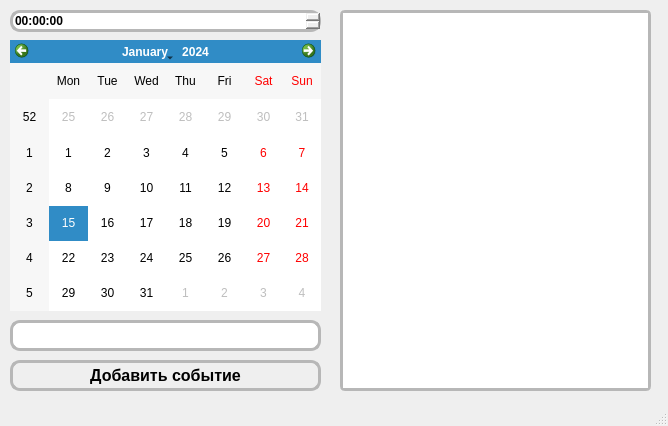
First picture: the form in SimplePlanner.ui, repository Kimiroshi/Cupol, before the edit.
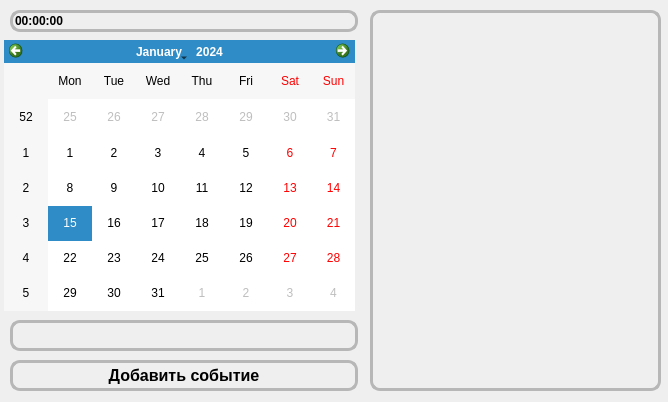
Second picture: the form after the edit.

The edit to the form file:
```diff
--- a/SimplePlanner.ui
+++ b/SimplePlanner.ui
@@ -7,7 +7,7 @@
     <x>0</x>
     <y>0</y>
     <width>668</width>
-    <height>426</height>
+    <height>402</height>
    </rect>
   </property>
   <property name="windowTitle">
@@ -17,9 +17,9 @@
    <widget class="QCalendarWidget" name="calendarWidget">
     <property name="geometry">
      <rect>
-      <x>10</x>
+      <x>4</x>
       <y>40</y>
-      <width>311</width>
+      <width>351</width>
       <height>271</height>
      </rect>
     </property>
@@ -32,7 +32,7 @@
      <rect>
       <x>10</x>
       <y>320</y>
-      <width>311</width>
+      <width>348</width>
       <height>31</height>
      </rect>
     </property>
@@ -44,7 +44,7 @@
      </font>
     </property>
     <property name="styleSheet">
-     <string notr="true">background: none;
+     <string notr="true">background: rgba(0, 0, 0, 0);
 border-radius: 10px;
 border: 3px solid #b7b7b7;
 </string>
@@ -58,7 +58,7 @@
      <rect>
       <x>10</x>
       <y>10</y>
-      <width>311</width>
+      <width>348</width>
       <height>22</height>
      </rect>
     </property>
@@ -69,7 +69,7 @@
      </font>
     </property>
     <property name="styleSheet">
-     <string notr="true">background: none;
+     <string notr="true">background: rgba(0, 0, 0, 0);
 border-radius: 10px;
 border: 3px solid #b7b7b7;
 </string>
@@ -80,7 +80,7 @@
      <rect>
       <x>10</x>
       <y>360</y>
-      <width>311</width>
+      <width>348</width>
       <height>31</height>
      </rect>
     </property>
@@ -108,21 +108,20 @@
    <widget class="QListWidget" name="eventList">
     <property name="geometry">
      <rect>
-      <x>340</x>
+      <x>370</x>
       <y>10</y>
-      <width>311</width>
+      <width>291</width>
       <height>381</height>
      </rect>
     </property>
     <property name="styleSheet">
-     <string notr="true">background: none;
-border-radius: 5px;
+     <string notr="true">background: rgba(0, 0, 0, 0);
+border-radius: 10px;
 border: 3px solid #b7b7b7;
 </string>
     </property>
    </widget>
   </widget>
-  <widget class="QStatusBar" name="statusbar"/>
  </widget>
  <resources/>
  <connections/>
```
